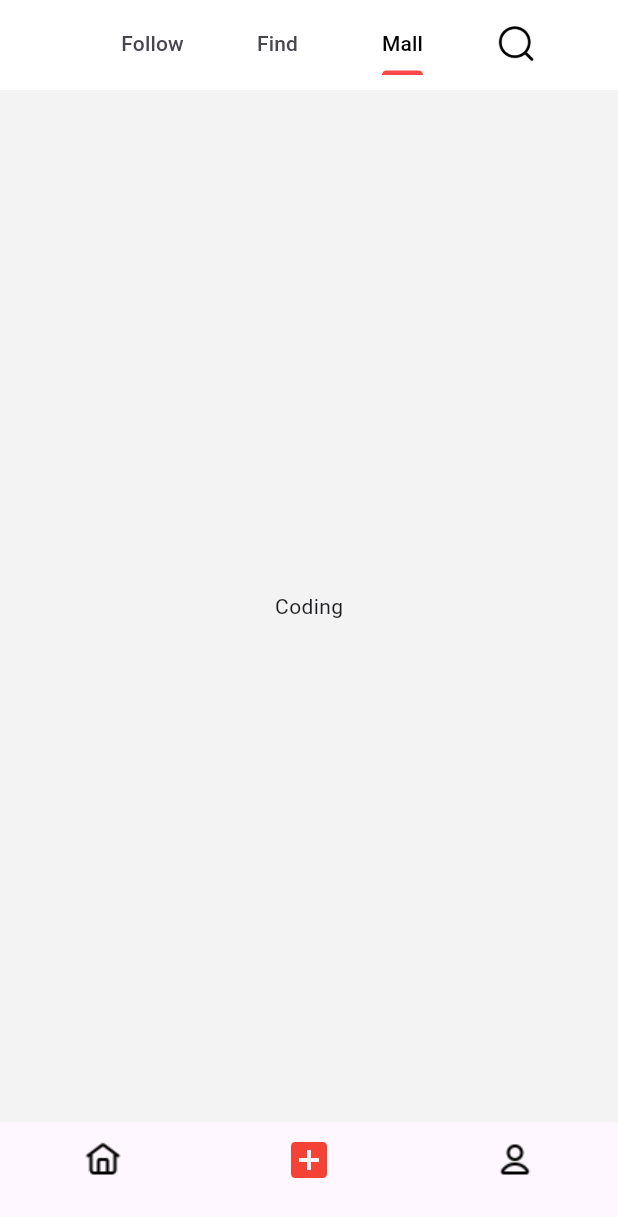
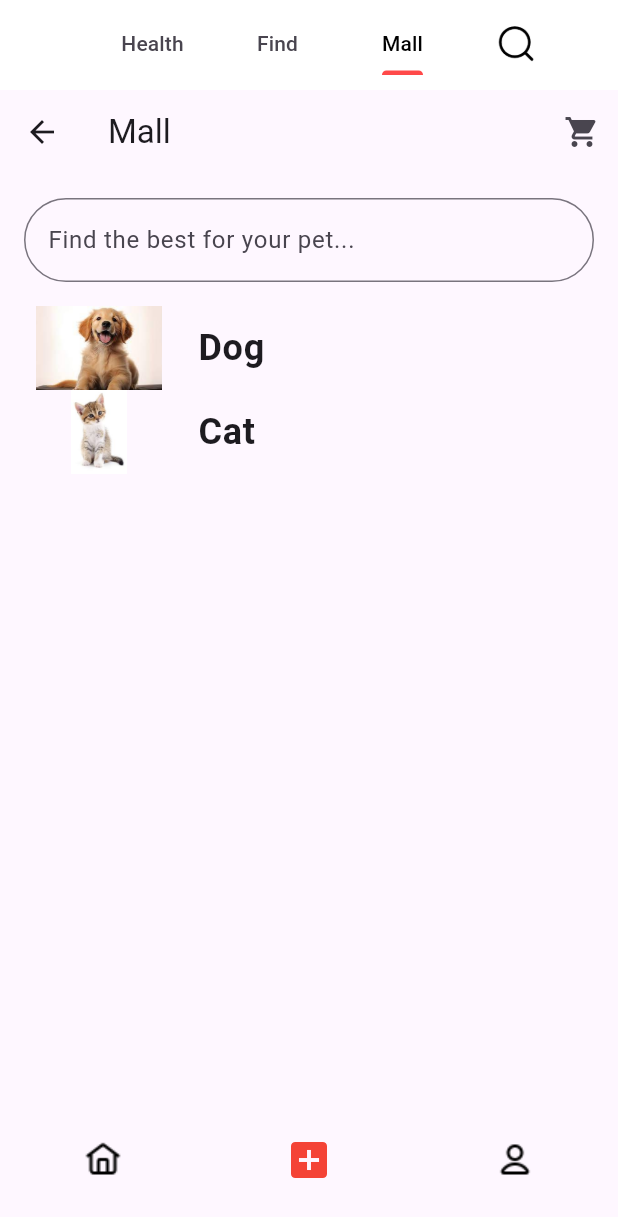
Before and after one commit to CS5520-Seattle-Fall23/finalproject-fantastic-four, a Flutter app: the screen it shows after launch, tab 3 chosen, on a phone screen of 412 x 824 dp. Shown: the top 1217 px of the screen. Run offline on Flutter 3.47's test engine with Material 3 defaults, Android fonts, the phone set to English and light mode, and no system bars; our stand-ins replace bot_toast, card_swiper, flutter_screenutil, get; network calls fail.

Commit message:
mall pages

```diff
--- a/sweetpet/lib/constant/pages.dart
+++ b/sweetpet/lib/constant/pages.dart
@@ -2,6 +2,7 @@ class Pages {
   static const String init = "/init";
   static const String home = "/home";
   static const String health = "/health";
+  static const String mall = "/mall";
   static const String message = "/message";
   static const String mine = "/mine";
   static const String indexDetail = "/indexDetail";
--- a/sweetpet/lib/page/index_page/index_page.dart
+++ b/sweetpet/lib/page/index_page/index_page.dart
@@ -4,6 +4,7 @@ import 'package:sweetpet/model/post.dart';
 import 'package:get/get.dart';
 
 import 'package:sweetpet/controller/index_controller/index_controller.dart';
+import 'package:sweetpet/page/mall_page/mall_page.dart';
 
 class IndexPage extends StatelessWidget {
   IndexPage({Key? key}) : super(key: key);
@@ -32,7 +33,7 @@ class IndexPage extends StatelessWidget {
                       indicatorColor: ColorLibrary.primary,
                       controller: controller.tabController,
                       tabs: const [
-                        Tab(text: "Follow"),
+                        Tab(text: "Health"),
                         Tab(text: "Find"),
                         Tab(text: "Mall"),
                       ],
@@ -91,7 +92,7 @@ class IndexPage extends StatelessWidget {
   }
 
   Widget buildShoppingPage() {
-    return const Center(child: Text("Coding"));
+    return PetDiscoveryPage();
   }
 
   Widget buildCardItem(Post post) {
--- /dev/null
+++ b/sweetpet/lib/page/mall_page/mall_page.dart
@@ -0,0 +1,109 @@
+import 'package:flutter/material.dart';
+import 'package:get/get.dart';
+import 'package:sweetpet/controller/home_controller/home_controller.dart';
+import 'package:sweetpet/page/mall_page/pet_shop_page.dart';
+
+
+class MallPage extends StatelessWidget {
+  MallPage({Key? key}) : super(key: key);
+  final HomeController homeController = Get.put(HomeController());
+
+  @override
+  Widget build(BuildContext context) {
+    return MaterialApp(
+      title: 'Pet Discovery Page',
+      home: PetDiscoveryPage(),
+    );
+  }
+}
+
+class PetDiscoveryPage extends StatelessWidget {
+  @override
+  Widget build(BuildContext context) {
+    return Scaffold(
+      appBar: AppBar(
+        title: Text('Mall'),
+        leading: IconButton(
+          icon: Icon(Icons.arrow_back),
+          onPressed: () {
+            // Handle back button
+          },
+        ),
+        actions: [
+          IconButton(
+            icon: Icon(Icons.shopping_cart),
+            onPressed: () {
+              // Handle shopping cart button
+            },
+          ),
+        ],
+      ),
+      body: Column(
+        children: <Widget>[
+          Padding(
+            padding: const EdgeInsets.all(16.0),
+            child: TextFormField(
+              decoration: InputDecoration(
+                hintText: 'Find the best for your pet...',
+                border: OutlineInputBorder(
+                  borderRadius: BorderRadius.circular(30.0),
+                ),
+              ),
+            ),
+          ),
+          Expanded(
+            child: ListView(
+              children: <Widget>[
+                PetCategoryWidget(
+                  imageName: 'assets/images/dog.png',
+                  categoryName: 'Dog',
+                ),
+                PetCategoryWidget(
+                  imageName: 'assets/images/cat.png',
+                  categoryName: 'Cat',
+                ),
+                // Add more categories as needed
+              ],
+            ),
+          ),
+        ],
+      ),
+    );
+  }
+}
+
+class PetCategoryWidget extends StatelessWidget {
+  final String imageName;
+  final String categoryName;
+
+  const PetCategoryWidget({
+    Key? key,
+    required this.imageName,
+    required this.categoryName,
+  }) : super(key: key);
+
+  @override
+  Widget build(BuildContext context) {
+    return ListTile(
+      leading: Image.asset(
+        imageName,
+        width: 100,
+        height: 100,
+      ),
+      title: Text(
+        categoryName,
+        style: TextStyle(
+          fontWeight: FontWeight.bold,
+          fontSize: 24.0,
+        ),
+      ),
+      onTap: () {
+        // Handle tap
+        Navigator.push(
+          context,
+          MaterialPageRoute(builder: (context) => PetShopPage(name: categoryName,)),
+        );
+      },
+    );
+  }
+}
--- a/sweetpet/lib/page/vc_router.dart
+++ b/sweetpet/lib/page/vc_router.dart
@@ -1,11 +1,13 @@
 import 'package:sweetpet/constant/pages.dart';
 import 'package:sweetpet/page/home_page/home_page.dart';
 import 'package:get/get.dart';
+import 'package:sweetpet/page/mall_page/mall_page.dart';
 import 'package:sweetpet/page/post_page/post_page.dart';
 
 class Routes {
   static final List<GetPage> getPages = [
     GetPage(name: Pages.home, page: () => HomePage()),
     GetPage(name: Pages.indexDetail, page: () => PostPage()),
+    GetPage(name: Pages.mall, page: () => MallPage()),
   ];
 }
--- a/sweetpet/pubspec.yaml
+++ b/sweetpet/pubspec.yaml
@@ -83,6 +83,9 @@ flutter:
     - assets/images/faved.png
     - assets/images/comment.png
     - assets/images/comment2.png
+    - assets/images/dog.png
+    - assets/images/cat.png
+    - assets/images/dog_food.png
   #   - images/a_dot_ham.jpeg
 
   # An image asset can refer to one or more resolution-specific "variants", see
```
Also changed, not shown: sweetpet/lib/page/mall_page/pet_shop_page.dart (added, +90 -0 lines), sweetpet/assets/images/cat.png (added), sweetpet/assets/images/dog.png (added), sweetpet/assets/images/dog_food.png (added), sweetpet/pubspec.lock, 1 other file.
